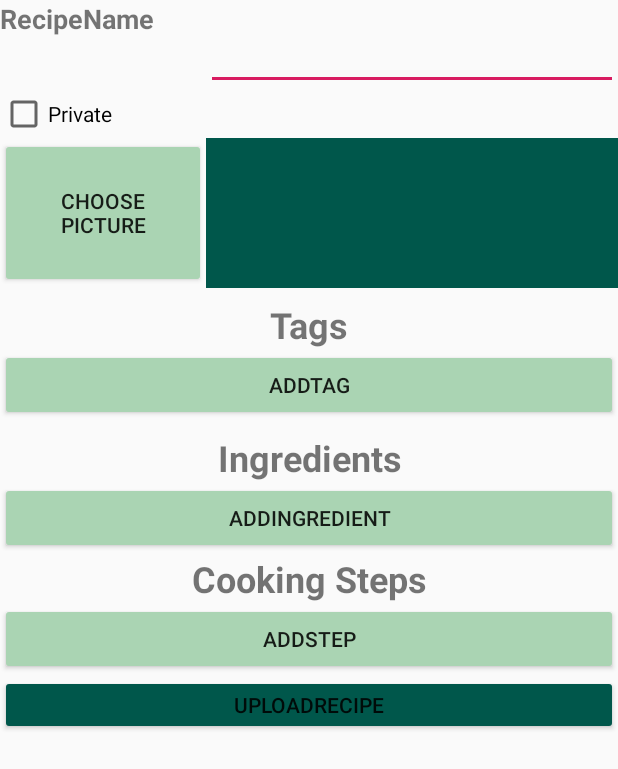
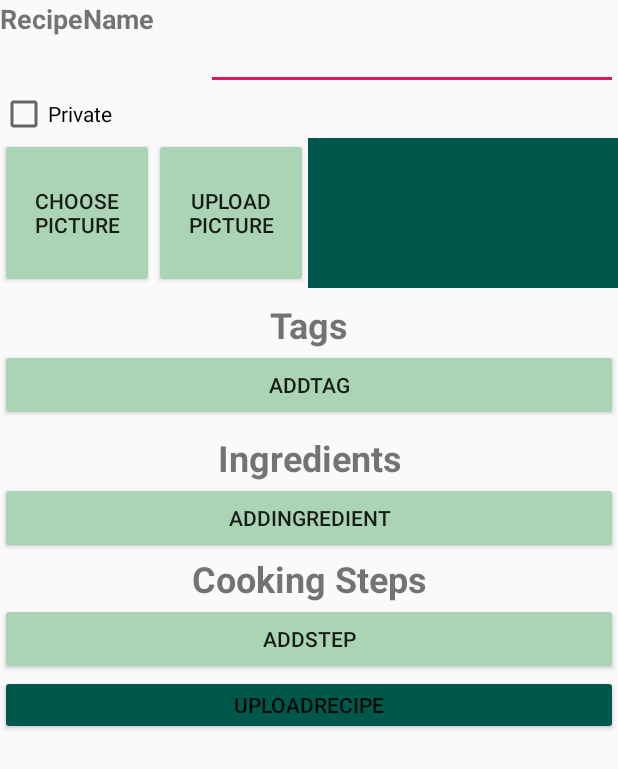
Before and after one commit to MinSukKim/CooKingRecipe, an Android app: the Upload screen opened directly, with no data from a screen before it, after a tap on "CHOOSE PICTURE", on a phone screen of 412 x 824 dp. Shown: the top 769 px of the screen. Run offline under Robolectric (Android 15) with nearby library versions, the phone set to English and light mode, and no system bars; our stand-ins replace Firebase (no records; nobody signed in at launch, a user with empty details on screens opened directly).

Commit message:
seperated button in choose pic and upload pic

```diff
--- a/app/src/main/java/com/example/girln/recipeapp/Upload.java
+++ b/app/src/main/java/com/example/girln/recipeapp/Upload.java
@@ -131,7 +131,6 @@ public class Upload extends AppCompatActivity {
         intent.setType("image/*");
         intent.setAction(Intent.ACTION_GET_CONTENT);
         startActivityForResult(Intent.createChooser(intent, "Select Picture"), PICK_IMAGE_REQUEST);
-        uploadImage(v);
     }
 
     @Override
--- a/app/src/main/res/layout/activity_upload.xml
+++ b/app/src/main/res/layout/activity_upload.xml
@@ -87,6 +87,15 @@
                         android:backgroundTint="@color/colorPrimary"
                         android:onClick="chooseImage"
                         android:text="Choose Picture" />
+
+                    <Button
+                        android:id="@+id/uploadPictureButton"
+                        android:layout_width="0dp"
+                        android:layout_height="match_parent"
+                        android:layout_weight="1"
+                        android:backgroundTint="@color/colorPrimary"
+                        android:onClick="uploadImage"
+                        android:text="Upload Picture" />
 
                     <ImageView
                         android:id="@+id/imageView2"
```
